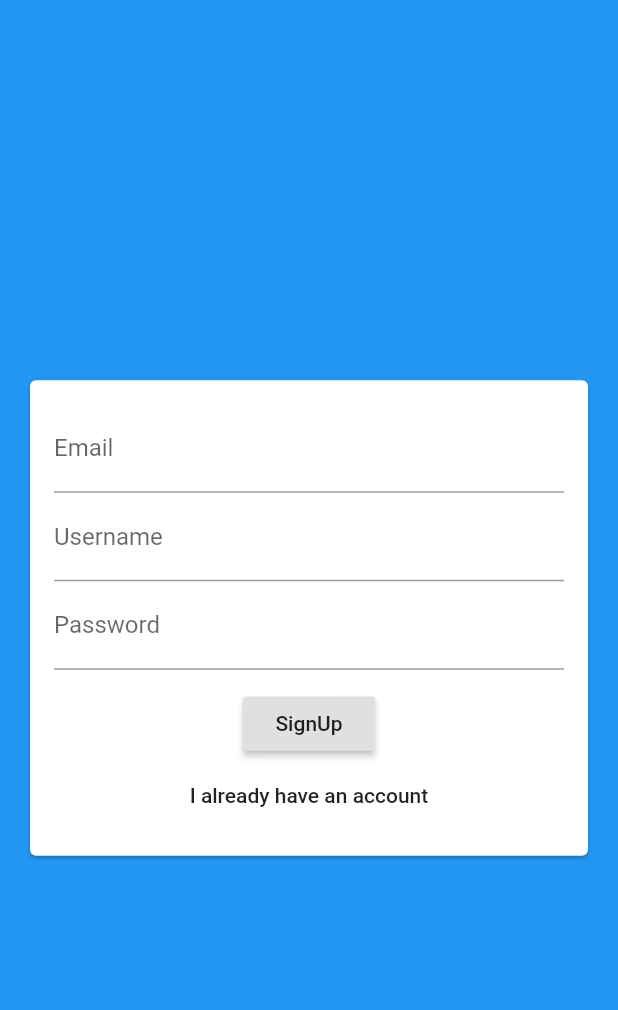
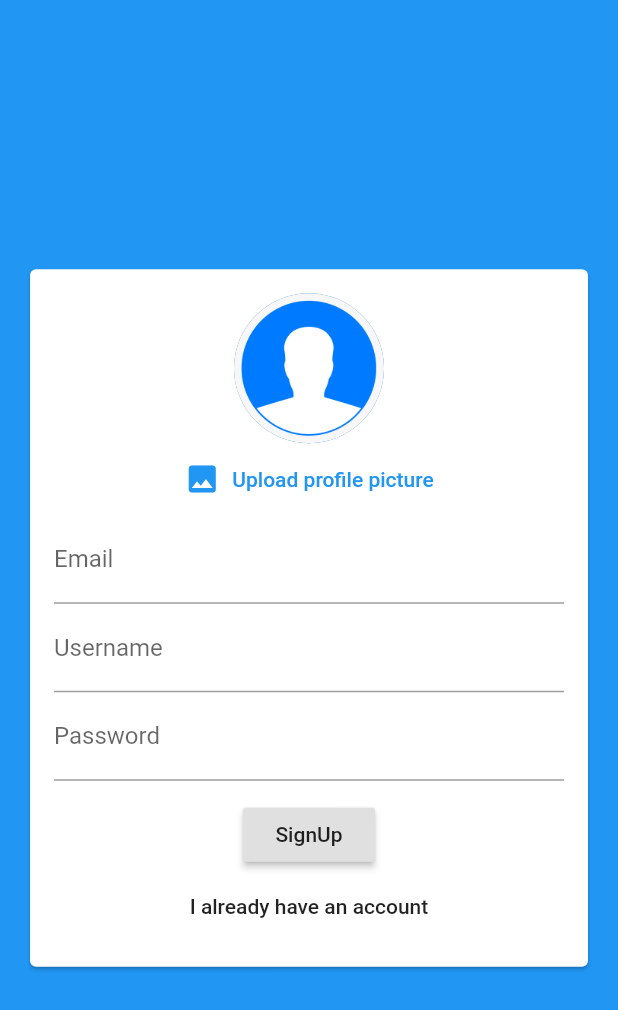
Before and after one commit to RohanSengupta326/Flutter-Chat-App, a Flutter app: the screen it shows after launch, on a phone screen of 412 x 824 dp. Shown: the top 1010 px of the screen. Run offline on Flutter 3.47's test engine with Material 2 defaults, Android fonts, the phone set to English and light mode, and no system bars; our stand-ins replace cloud_firestore, firebase_auth, firebase_core, image_picker; accounts and stored records are empty.

Commit message:
secondary commit

```diff
--- a/lib/main.dart
+++ b/lib/main.dart
@@ -1,6 +1,5 @@
 import 'package:chat_app/screens/chat_screen.dart';
 import 'package:flutter/material.dart';
-
 import './screens/auth_screen.dart';
 import 'package:firebase_core/firebase_core.dart';
 import 'package:firebase_auth/firebase_auth.dart';
@@ -15,12 +14,15 @@ void main() async {
 class MyApp extends StatelessWidget {
   @override
   Widget build(BuildContext context) {
+    final ThemeData theme = ThemeData();
     return MaterialApp(
       title: 'Flutter Demo',
       debugShowCheckedModeBanner: false,
       theme: ThemeData(
         primarySwatch: Colors.blue,
         iconTheme: const IconThemeData(color: Colors.white),
+      ).copyWith(
+        colorScheme: theme.colorScheme.copyWith(secondary: Colors.blueAccent),
       ),
       home: StreamBuilder(
         stream: FirebaseAuth.instance.authStateChanges(),
--- a/lib/widgets/auth/auth_form.dart
+++ b/lib/widgets/auth/auth_form.dart
@@ -1,3 +1,4 @@
+import 'package:chat_app/widgets/upload_picked_image.dart';
 import 'package:flutter/material.dart';
 
 class AuthForm extends StatefulWidget {
@@ -54,6 +55,7 @@ class _AuthFormState extends State<AuthForm> {
                 mainAxisSize: MainAxisSize.min,
                 //dont take as much space as possible but as minimum as needed
                 children: <Widget>[
+                  if (!_isLogIn) UploadImage(),
                   TextFormField(
                     validator: (value) {
                       if (value!.isEmpty || !value.contains('@')) {
--- /dev/null
+++ b/lib/widgets/upload_picked_image.dart
@@ -0,0 +1,44 @@
+import 'package:flutter/material.dart';
+import 'package:image_picker/image_picker.dart';
+import 'dart:io';
+
+class UploadImage extends StatefulWidget {
+  const UploadImage({Key? key}) : super(key: key);
+
+  @override
+  _UploadImageState createState() => _UploadImageState();
+}
+
+class _UploadImageState extends State<UploadImage> {
+  XFile? _pickedImage;
+  void uplaodImage() async {
+    final ImagePicker _picker = ImagePicker();
+
+    final XFile? dp = await _picker.pickImage(source: ImageSource.gallery);
+    setState(
+      () {
+        _pickedImage = dp;
+      },
+    );
+  }
+
+  @override
+  Widget build(BuildContext context) {
+    return Column(
+      children: [
+        CircleAvatar(
+          radius: 50,
+          backgroundImage: _pickedImage != null
+              ? FileImage(_pickedImage as File)
+              : const AssetImage('assets/images/userdp.png')
+                  as ImageProvider<Object>?,
+        ),
+        TextButton.icon(
+          onPressed: uplaodImage,
+          icon: Icon(Icons.image),
+          label: Text('Upload profile picture'),
+        ),
+      ],
+    );
+  }
+}
--- a/pubspec.yaml
+++ b/pubspec.yaml
@@ -37,6 +37,7 @@ dependencies:
   cloud_firestore: ^3.1.4
   firebase_core: ^1.10.5
   firebase_auth: ^3.3.4
+  image_picker: ^0.8.4+4
 
 dev_dependencies:
   flutter_test:
@@ -61,8 +62,8 @@ flutter:
   uses-material-design: true
 
   # To add assets to your application, add an assets section, like this:
-  # assets:
-  #   - images/a_dot_burr.jpeg
+  assets:
+    - assets/images/userdp.png
   #   - images/a_dot_ham.jpeg
 
   # An image asset can refer to one or more resolution-specific "variants", see
```
Also changed, not shown: lib/chat/message_bubble.dart (added, +52 -0 lines), lib/chat/messages.dart (+10 -1 lines), lib/chat/new_messages.dart (+15 -2 lines), assets/images/userdp.png (added), pubspec.lock.
